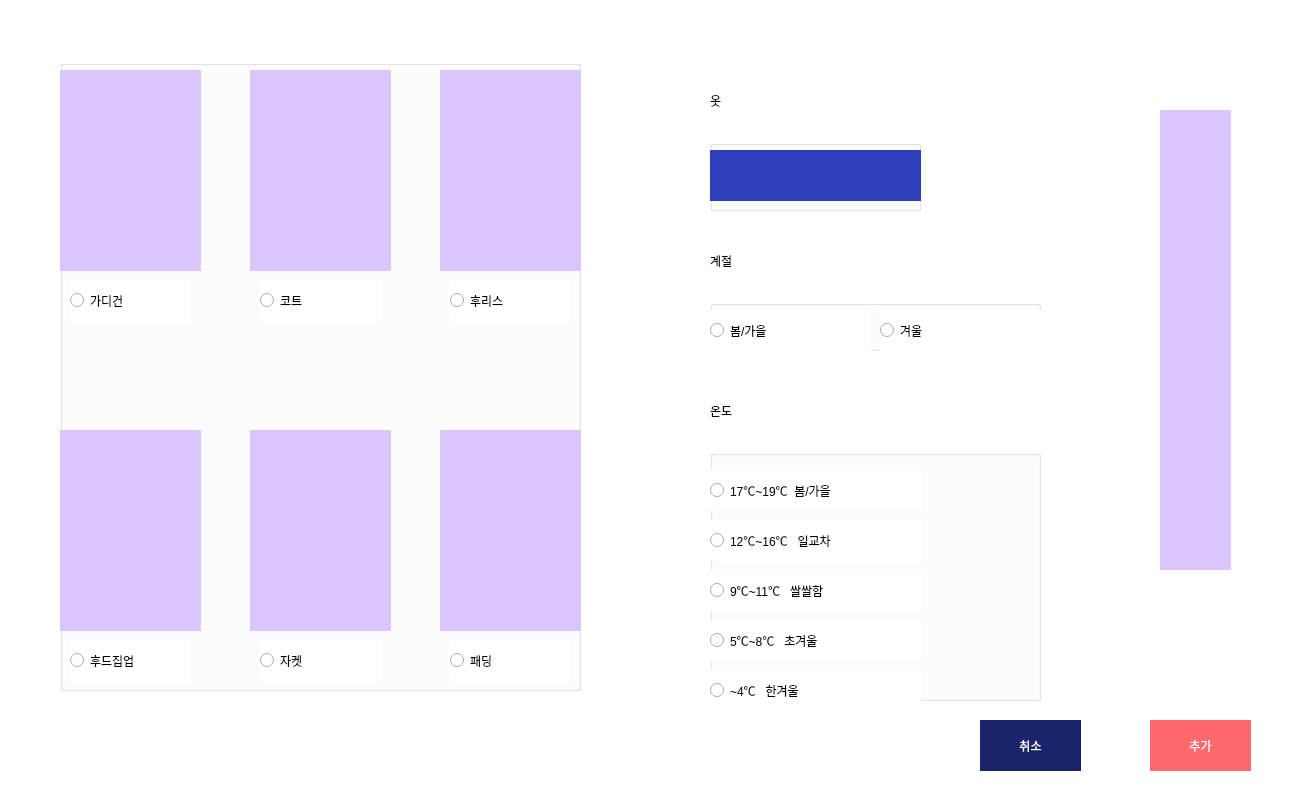
Qt form _uiFile/viewAdd.ui (jonga0209/Python_weatherPicker) before a commit.
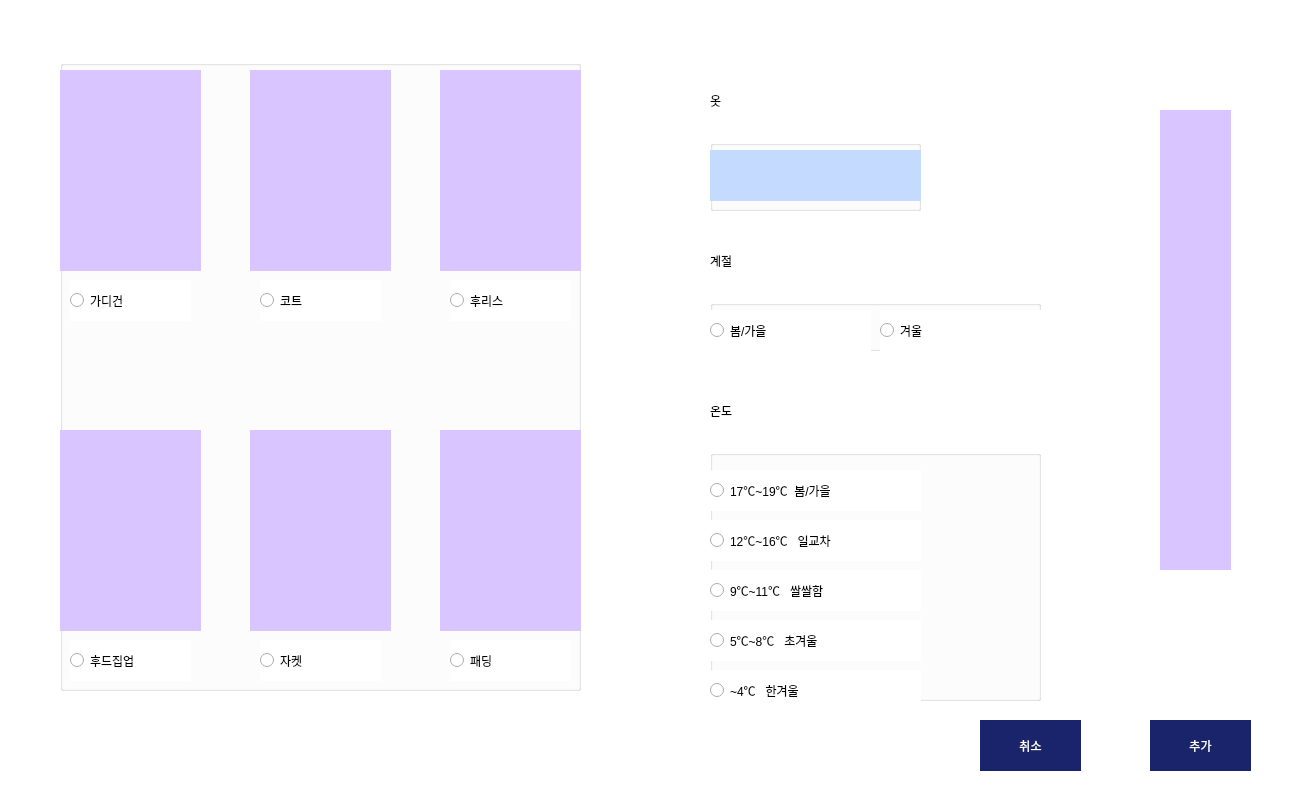
The same form after that commit.

```diff
--- a/_uiFile/viewAdd.ui
+++ b/_uiFile/viewAdd.ui
@@ -40,7 +40,7 @@
    <property name="styleSheet">
     <string notr="true">font: 25 15pt &quot;나눔바른고딕 Light&quot;;
 color: rgb(255, 255, 255);
-background-color: rgb(255, 105, 107);
+background-color: rgb(25, 36, 106);
 border:0px;</string>
    </property>
    <property name="text">
@@ -189,8 +189,8 @@
    <property name="styleSheet">
     <string notr="true">font: 25 15pt &quot;나눔바른고딕 Light&quot;;
 selection-background-color: rgb(44, 56, 97);
-color: rgb(255, 255, 255);
-background-color: rgb(45, 63, 185);</string>
+color: rgb(42, 61, 111);
+background-color: rgb(197, 218, 255);</string>
    </property>
    <property name="frameShape">
     <enum>QFrame::NoFrame</enum>
```
